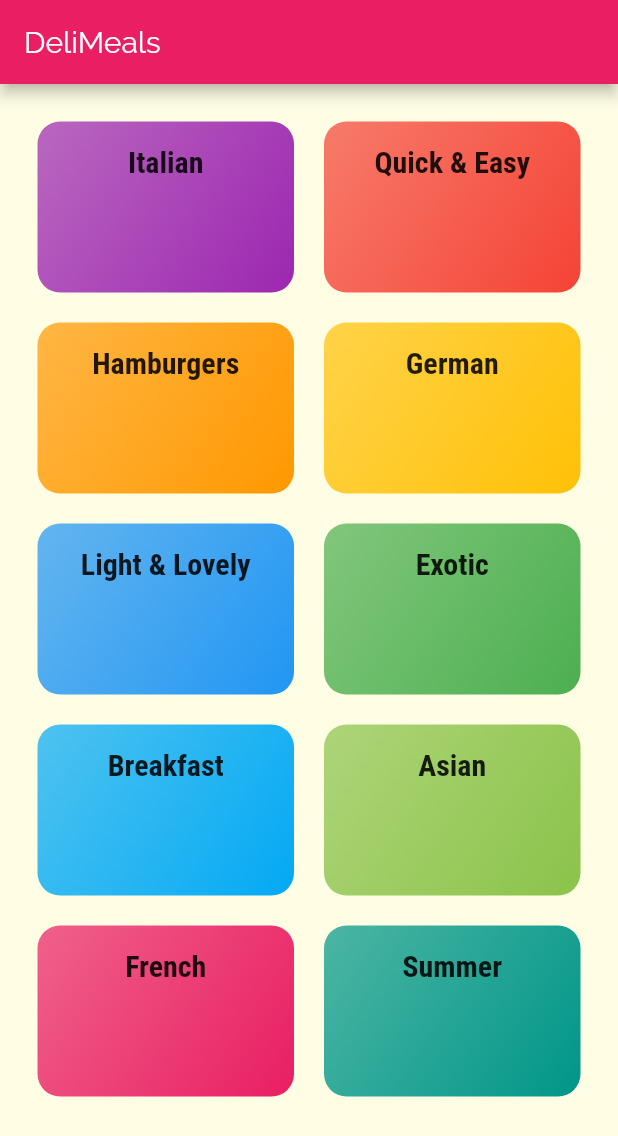
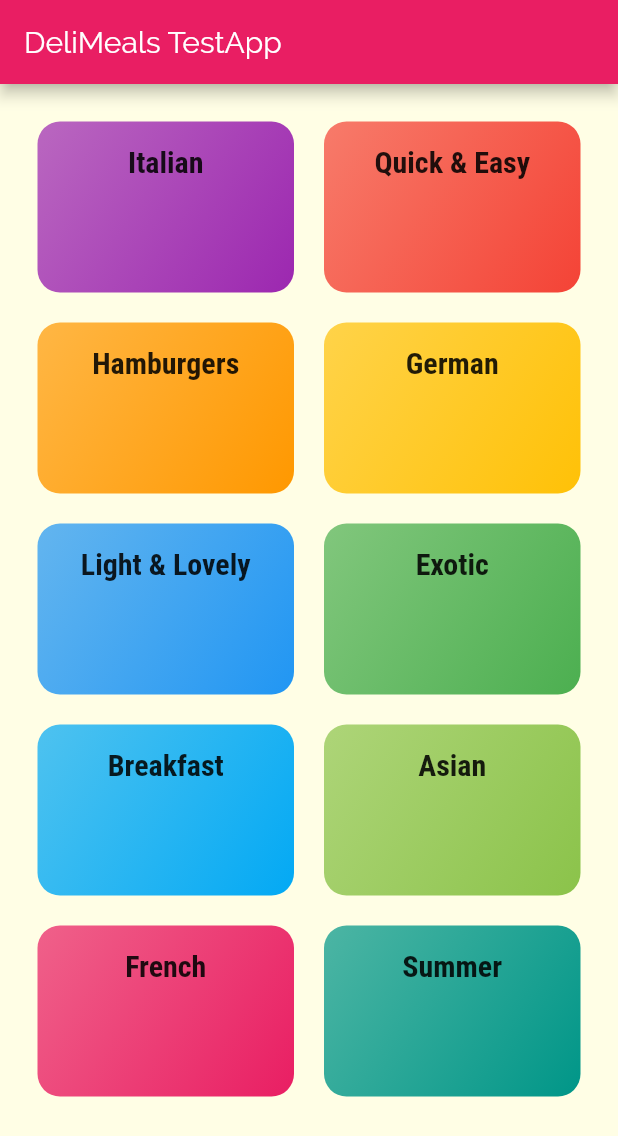
Before and after one commit to ravinosouza/flutter_meal_app, a Flutter app: the screen it shows after launch, on a phone screen of 412 x 824 dp. Shown: the top 1136 px of the screen. Run offline on Flutter 3.47's test engine with Material 2 defaults, Android fonts, the phone set to English and light mode, and no system bars.

Commit message:
new branch

```diff
--- a/lib/screens/categories.dart
+++ b/lib/screens/categories.dart
@@ -19,7 +19,7 @@ class CategoriesScreen extends StatelessWidget {
             mainAxisSpacing: 20),
       ),
       appBar: AppBar(
-        title: Text("DeliMeals"),
+        title: Text("DeliMeals TestApp"),
       ),
     );
   }
```
